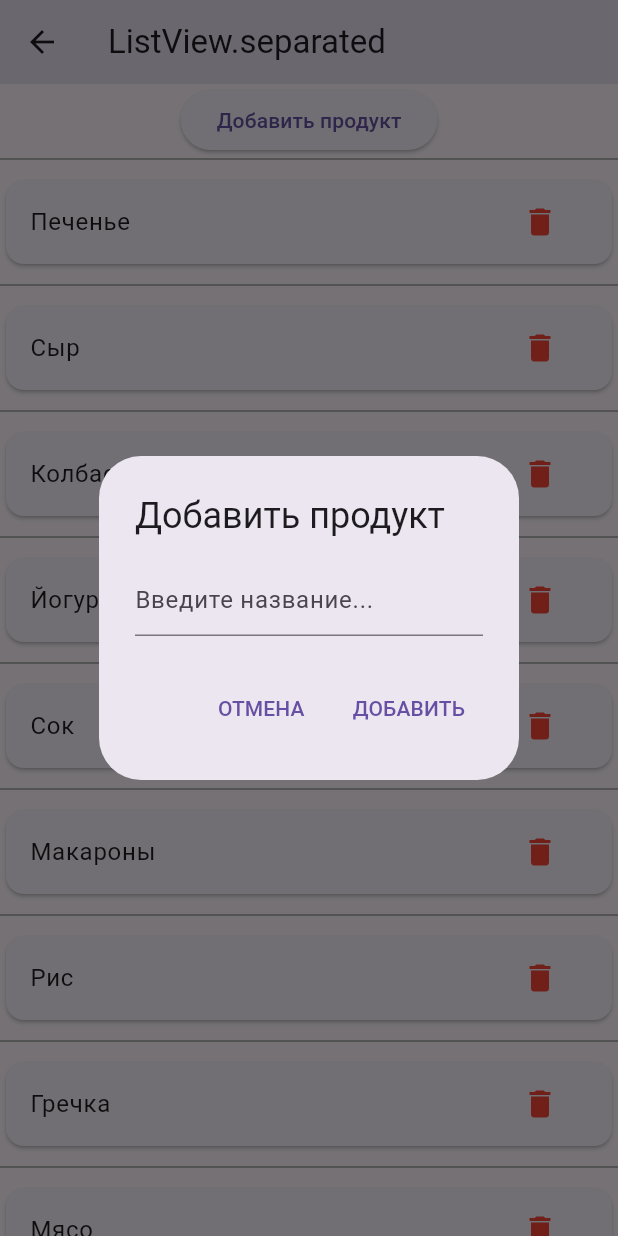
After one commit to msnthr0pe/rkmp4, a Flutter app: the ListViewSeparatedScreen screen opened directly, scrolled down 576 dp, after a tap on "Добавить продукт", on a phone screen of 412 x 824 dp. The commit adds this screen. Run offline on Flutter 3.47's test engine with Material 3 defaults, Android fonts, the phone set to English and light mode, and no system bars.

Commit message:
Implemented list view separated with groceries list

```diff
--- /dev/null
+++ b/lib/list_view_separated_screen.dart
@@ -0,0 +1,111 @@
+import 'package:flutter/material.dart';
+
+class ListViewSeparatedScreen extends StatefulWidget {
+  const ListViewSeparatedScreen({super.key});
+
+  @override
+  State<ListViewSeparatedScreen> createState() => _ListViewSeparatedScreenState();
+}
+
+class _ListViewSeparatedScreenState extends State<ListViewSeparatedScreen> {
+  List<String> shoppingItems = [
+    'Хлеб',
+    'Молоко',
+    'Яблоки',
+    'Банан',
+    'Кофе',
+    'Сахар',
+    'Чай',
+    'Печенье',
+    'Сыр',
+    'Колбаса',
+    'Йогурт',
+    'Сок',
+    'Макароны',
+    'Рис',
+    'Гречка',
+    'Мясо',
+    'Рыба',
+    'Овощи',
+    'Фрукты',
+    'Шоколад'
+  ];
+  final TextEditingController _textFieldController = TextEditingController();
+
+  void _addItemDialog() {
+    showDialog(
+      context: context,
+      builder: (BuildContext context) {
+        return AlertDialog(
+          title: const Text('Добавить продукт'),
+          content: TextField(
+            controller: _textFieldController,
+            decoration: const InputDecoration(hintText: "Введите название..."),
+          ),
+          actions: <Widget>[
+            TextButton(
+              child: const Text('ОТМЕНА'),
+              onPressed: () {
+                Navigator.pop(context);
+                _textFieldController.clear();
+              },
+            ),
+            TextButton(
+              child: const Text('ДОБАВИТЬ'),
+              onPressed: () {
+                setState(() {
+                  shoppingItems.add(_textFieldController.text);
+                });
+                Navigator.pop(context);
+                _textFieldController.clear();
+              },
+            ),
+          ],
+        );
+      },
+    );
+  }
+
+  @override
+  Widget build(BuildContext context) {
+    return Scaffold(
+      appBar: AppBar(
+        title: const Text('ListView.separated'),
+      ),
+      body: Column(
+        children: [
+          ElevatedButton(
+            onPressed: _addItemDialog,
+            child: const Text('Добавить продукт'),
+          ),
+          Expanded(
+            child: ListView.separated(
+              itemCount: shoppingItems.length,
+              itemBuilder: (BuildContext context, int index) {
+                return Card(
+                  child: ListTile(
+                    title: Text(shoppingItems[index]),
+                    trailing: IconButton(
+                      icon: const Icon(Icons.delete, color: Colors.red),
+                      onPressed: () {
+                        setState(() {
+                          shoppingItems.removeAt(index);
+                        });
+                      },
+                    ),
+                  ),
+                );
+              },
+              separatorBuilder: (BuildContext context, int index) {
+                return const Divider(
+                  color: Colors.grey,
+                  height: 20,
+                );
+              },
+            ),
+          ),
+        ],
+      ),
+    );
+  }
+}
--- a/lib/main.dart
+++ b/lib/main.dart
@@ -1,6 +1,7 @@
 import 'package:flutter/material.dart';
 import 'column_screen.dart';
 import 'list_view_screen.dart';
+import 'list_view_separated_screen.dart';
 
 void main() {
   runApp(const MyApp());
@@ -35,6 +36,7 @@ class _HomeScreenState extends State<HomeScreen> {
   final List<Widget> _screens = [
     const ColumnScreen(),
     const ListViewScreen(),
+    const ListViewSeparatedScreen(),
   ];
 
   @override
@@ -57,6 +59,10 @@ class _HomeScreenState extends State<HomeScreen> {
             icon: Icon(Icons.list),
             label: 'ListView',
           ),
+          BottomNavigationBarItem(
+            icon: Icon(Icons.list_alt),
+            label: 'Separated',
+          ),
         ],
       ),
     );
```
